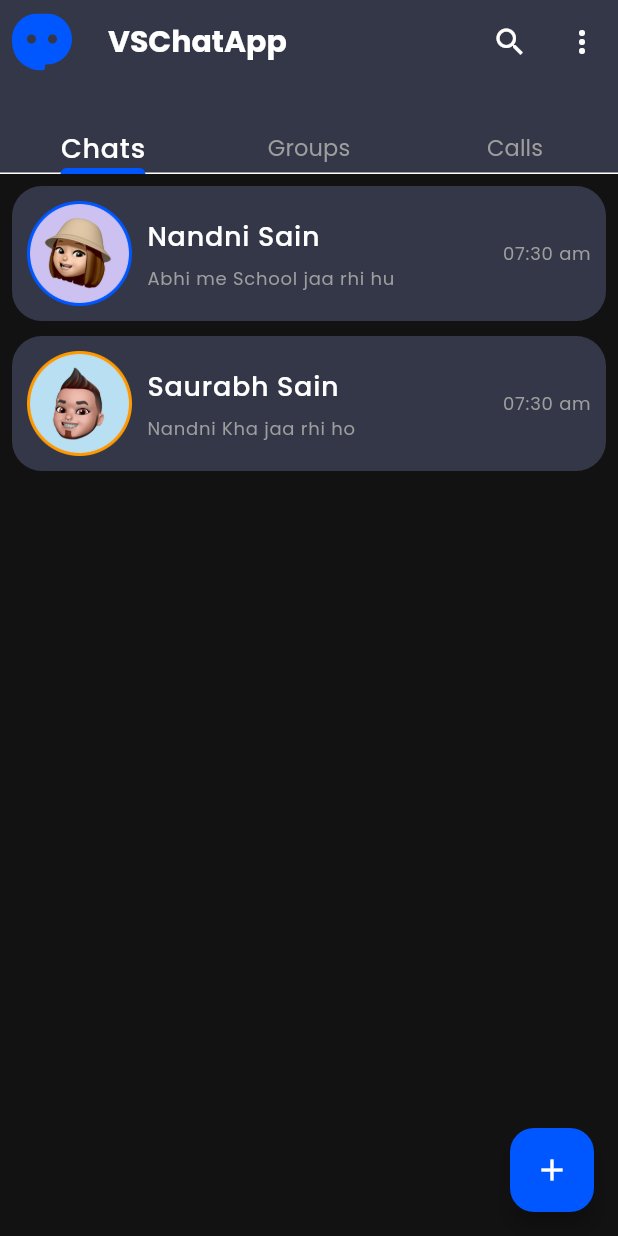
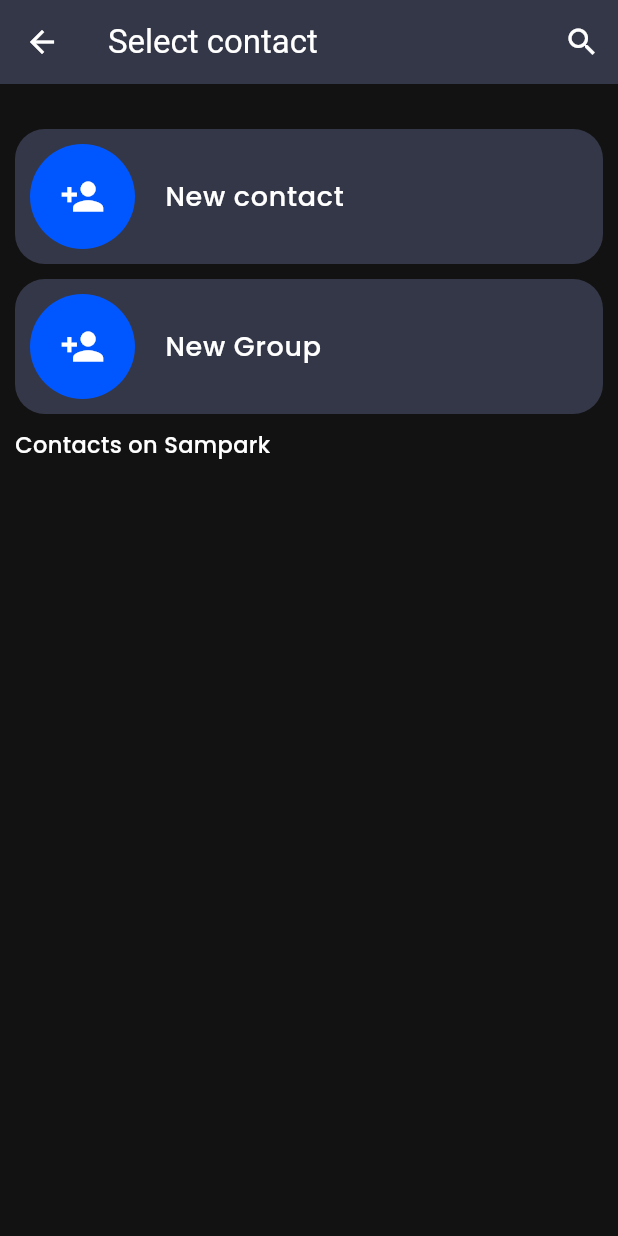
Before and after one commit to SaurabhSain07/VSChatApp, a Flutter app: the HomePage screen opened by its route, after a tap on the "add" icon, on a phone screen of 412 x 824 dp. Run offline on Flutter 3.47's test engine with Material 3 defaults, Android fonts, the phone set to English and light mode, and no system bars; our stand-ins replace cloud_firestore, firebase_auth, firebase_core, firebase_storage, flutter_svg, get and 3 more; missing offline and left inert: dart:ffi; accounts and stored records are empty; statements that could not run were skipped.

Commit message:
contant page on working

```diff
--- /dev/null
+++ b/lib/pages/ContactPage/Widgets/contatSearch.dart
@@ -0,0 +1,32 @@
+import 'package:flutter/foundation.dart';
+import 'package:flutter/material.dart';
+
+class ContactSearch extends StatelessWidget {
+  const ContactSearch({super.key});
+
+  @override
+  Widget build(BuildContext context) {
+    return Container(
+        padding: EdgeInsets.all(5),
+        decoration: BoxDecoration(
+          borderRadius: BorderRadius.circular(10),
+          color: Theme.of(context).colorScheme.primaryContainer,
+        ),
+        child: Row(
+          children: [
+            Expanded(
+              child: TextField(
+                textInputAction: TextInputAction.search,
+                onSubmitted: (value) => {
+                  print(value),
+                },
+                decoration: InputDecoration(
+                  hintText: "Search contact",
+                  prefixIcon: Icon(Icons.search),
+                ),
+              ),
+            ),
+          ],
+        ));
+  }
+}
--- /dev/null
+++ b/lib/pages/ContactPage/Widgets/newContactTile.dart
@@ -0,0 +1,50 @@
+import 'package:flutter/foundation.dart';
+import 'package:flutter/material.dart';
+
+class NewContactTile extends StatelessWidget {
+  final String btnName;
+  final IconData icon;
+  final VoidCallback ontap;
+  const NewContactTile(
+      {super.key,
+      required this.btnName,
+      required this.icon,
+      required this.ontap});
+
+  @override
+  Widget build(BuildContext context) {
+    return InkWell(
+        splashColor: Colors.transparent,
+          highlightColor: Colors.transparent,
+      onTap: ontap,
+      child: Container(
+        padding: EdgeInsets.all(10),
+        decoration: BoxDecoration(
+          borderRadius: BorderRadius.circular(20),
+          color: Theme.of(context).colorScheme.primaryContainer,
+        ),
+        child: Row(
+          children: [
+            Container(
+              width: 70,
+              height: 70,
+              child: Icon(
+                icon,
+                size: 30,
+              ),
+              decoration: BoxDecoration(
+                borderRadius: BorderRadius.circular(100),
+                color: Theme.of(context).colorScheme.primary,
+              ),
+            ),
+            SizedBox(width: 20),
+            Text(
+              btnName,
+              style: Theme.of(context).textTheme.bodyLarge,
+            )
+          ],
+        ),
+      ),
+    );
+  }
+}
--- /dev/null
+++ b/lib/pages/ContactPage/contactPage.dart
@@ -0,0 +1,57 @@
+import 'package:flutter/foundation.dart';
+import 'package:flutter/material.dart';
+import 'package:get/get.dart';
+import 'package:vschatapp/pages/ContactPage/Widgets/contatSearch.dart';
+import 'package:vschatapp/pages/ContactPage/Widgets/newContactTile.dart';
+import 'package:vschatapp/pages/homePage/widgets/chatTile.dart';
+
+class ContactPage extends StatelessWidget {
+  const ContactPage({super.key});
+
+  @override
+  Widget build(BuildContext context) {
+    RxBool isSearchEnable = false.obs;
+    return Scaffold(
+      appBar: AppBar(
+        title: Text("Select contact"),
+        actions: [
+          Obx(() => IconButton(onPressed: () {
+            isSearchEnable.value= !isSearchEnable.value;
+          },
+           icon:isSearchEnable.value
+           ?Icon(Icons.search)
+           :Icon(Icons.search)
+           ))
+        ],
+      ),
+      body: Padding(
+        padding: EdgeInsets.all(10),
+         child: ListView(
+         children: [
+         const SizedBox(height: 10,),
+         Obx(() => isSearchEnable.value? ContactSearch(): SizedBox()),
+         const SizedBox(height: 10,),
+          NewContactTile(
+              icon: Icons.person_add,
+              btnName: 'New contact',
+              ontap: () {},
+            ),
+          const SizedBox(height: 10,),
+          NewContactTile(
+              icon: Icons.person_add,
+              btnName: 'New Group',
+              ontap: () {},
+            ),
+         const SizedBox(height: 10),
+          const Row(
+              children: [
+                Text("Contacts on Sampark"),
+              ],
+            ),
+
+         ],
+        ),
+      ),
+    );
+  }
+}
--- a/lib/pages/homePage/home_page.dart
+++ b/lib/pages/homePage/home_page.dart
@@ -46,7 +46,9 @@ class _HomePageState extends State<HomePage> with TickerProviderStateMixin {
       ),
       floatingActionButton: FloatingActionButton(
         backgroundColor: Theme.of(context).colorScheme.primary,
-        onPressed: () {},
+        onPressed: () {
+          Get.toNamed("/contactPage");
+        },
         child: Icon(Icons.add, color: Theme.of(context).colorScheme.onBackground,),
       ),
       body: Padding(
--- a/lib/pages/page_path.dart
+++ b/lib/pages/page_path.dart
@@ -1,6 +1,7 @@
 import 'package:get/get.dart';
 import 'package:vschatapp/pages/Auth/auth_page.dart';
 import 'package:vschatapp/pages/Chats/chatPage.dart';
+import 'package:vschatapp/pages/ContactPage/contactPage.dart';
 import 'package:vschatapp/pages/UserProfile/Profile.dart';
 import 'package:vschatapp/pages/UserProfile/Widgets/updateProfile.dart';
 import 'package:vschatapp/pages/homePage/home_page.dart';
@@ -31,6 +32,12 @@ var pagePath = [
      ),
 
   GetPage(
+    name: "/contactPage",
+     page: () => ContactPage(),
+      transition: Transition.rightToLeft,
+     ),
+
+  GetPage(
     name: "/updateProfile",
      page: () => UserUpdateProfile(),
       transition: Transition.rightToLeft,
```
